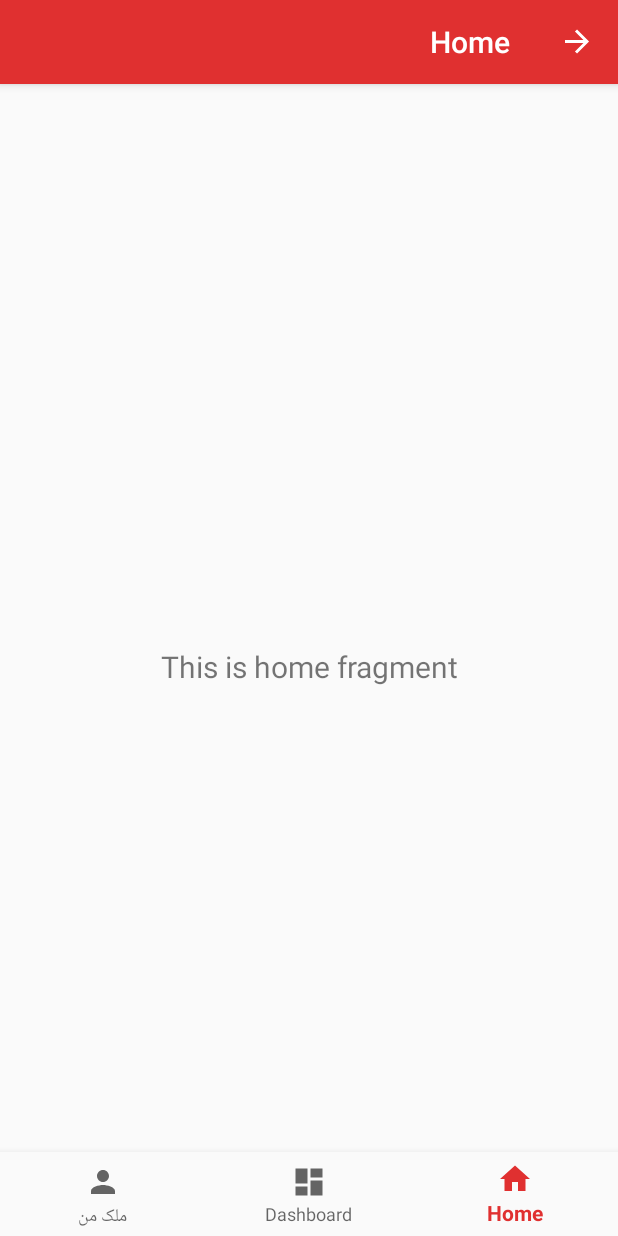
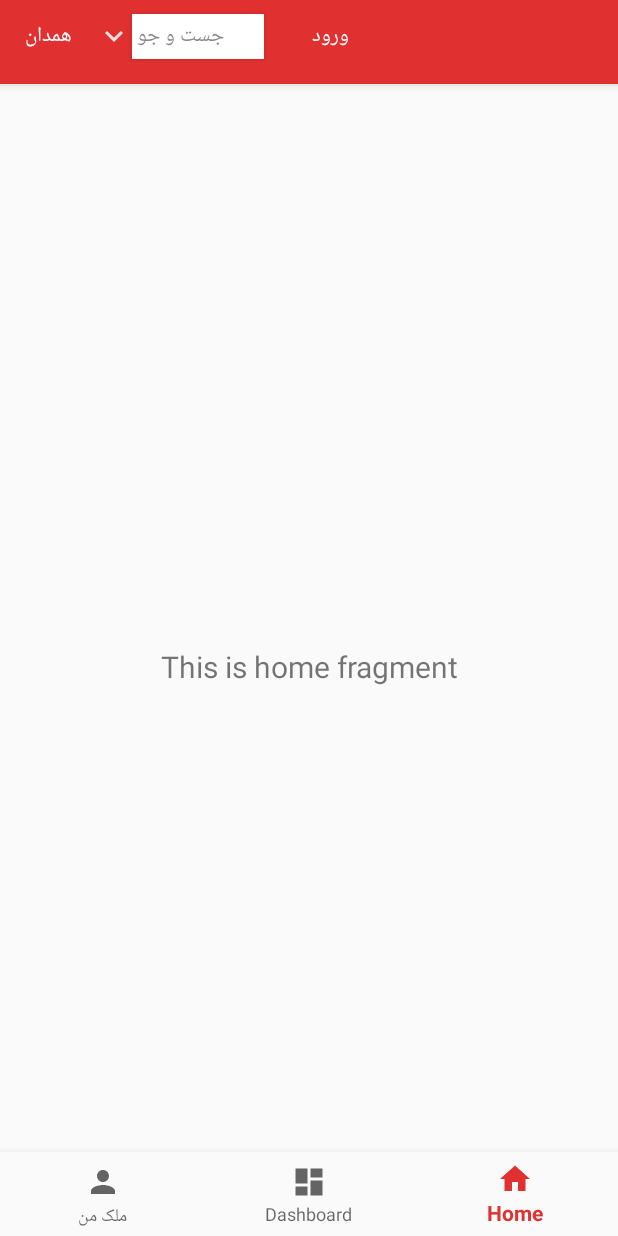
Before and after one commit to jalaldgr/real_estate_app, an Android app: the screen it shows after launch (MainActivity), on a phone screen of 412 x 824 dp. Run offline under Robolectric (Android 15) with nearby library versions, the phone set to English and light mode, and no system bars; our stand-ins replace navigation-ui.

Commit message:
add items to actionbar

```diff
--- a/app/src/main/java/ir/hamedanmelk/hamedanmelk/MainActivity.java
+++ b/app/src/main/java/ir/hamedanmelk/hamedanmelk/MainActivity.java
@@ -1,6 +1,9 @@
 package ir.hamedanmelk.hamedanmelk;
 
+import android.annotation.SuppressLint;
 import android.os.Bundle;
+import android.view.Menu;
+import android.view.MenuInflater;
 import android.view.MenuItem;
 import android.view.View;
 import android.widget.Toast;
@@ -9,6 +12,7 @@ import com.google.android.material.bottomnavigation.BottomNavigationView;
 
 import androidx.annotation.NonNull;
 import androidx.annotation.Nullable;
+import androidx.appcompat.app.ActionBar;
 import androidx.appcompat.app.AppCompatActivity;
 import androidx.navigation.NavAction;
 import androidx.navigation.NavController;
@@ -48,6 +52,18 @@ public class MainActivity extends AppCompatActivity {
                     navView.setVisibility(View.VISIBLE);
                 }
 
+                if(destination.getId() == R.id.navigation_home){
+                    ActionBar actionBar=getSupportActionBar();
+                    actionBar.setDisplayHomeAsUpEnabled(false);
+                    actionBar.setDisplayShowTitleEnabled(false);
+
+                }
+                else {
+                    ActionBar actionBar=getSupportActionBar();
+                    actionBar.setDisplayHomeAsUpEnabled(true);
+                    actionBar.setDisplayShowTitleEnabled(true);
+                }
+
 
             }
         });
@@ -57,6 +73,8 @@ public class MainActivity extends AppCompatActivity {
 
             }
         });
+
+
     }
 
     @Override
@@ -68,4 +86,11 @@ public class MainActivity extends AppCompatActivity {
         }
         return super.onOptionsItemSelected(item);
     }
+    @Override
+    public boolean onCreateOptionsMenu(Menu menu) {
+        MenuInflater inflater = getMenuInflater();
+        inflater.inflate(R.menu.options_menu, menu);
+        return true;
+    }
+
 }
--- /dev/null
+++ b/app/src/main/res/drawable/ic_baseline_keyboard_arrow_down_24.xml
@@ -0,0 +1,5 @@
+<vector android:alpha="0.85" android:height="24dp"
+    android:tint="?attr/colorControlNormal" android:viewportHeight="24"
+    android:viewportWidth="24" android:width="24dp" xmlns:android="http://schemas.android.com/apk/res/android">
+    <path android:fillColor="@android:color/white" android:pathData="M7.41,8.59L12,13.17l4.59,-4.58L18,10l-6,6 -6,-6 1.41,-1.41z"/>
+</vector>
--- /dev/null
+++ b/app/src/main/res/drawable/ic_baseline_search_24.xml
@@ -0,0 +1,5 @@
+<vector android:alpha="0.85" android:height="24dp"
+    android:tint="?attr/colorControlNormal" android:viewportHeight="24"
+    android:viewportWidth="24" android:width="24dp" xmlns:android="http://schemas.android.com/apk/res/android">
+    <path android:fillColor="@android:color/white" android:pathData="M15.5,14h-0.79l-0.28,-0.27C15.41,12.59 16,11.11 16,9.5 16,5.91 13.09,3 9.5,3S3,5.91 3,9.5 5.91,16 9.5,16c1.61,0 3.09,-0.59 4.23,-1.57l0.27,0.28v0.79l5,4.99L20.49,19l-4.99,-5zM9.5,14C7.01,14 5,11.99 5,9.5S7.01,5 9.5,5 14,7.01 14,9.5 11.99,14 9.5,14z"/>
+</vector>
--- /dev/null
+++ b/app/src/main/res/layout/login_action_bar.xml
@@ -0,0 +1,40 @@
+<?xml version="1.0" encoding="utf-8"?>
+
+
+    <LinearLayout
+        xmlns:android="http://schemas.android.com/apk/res/android"
+        xmlns:app="http://schemas.android.com/apk/res-auto"
+        xmlns:tools="http://schemas.android.com/tools"
+        android:layout_width="match_parent"
+        android:layout_height="match_parent"
+        android:orientation="horizontal">
+
+    <Button
+        android:id="@+id/button3"
+        android:layout_width="0dp"
+        android:layout_height="wrap_content"
+        android:layout_weight="0.17"
+        android:background="#00ffffff"
+        android:text="ورود" />
+
+    <Button
+        android:id="@+id/button4"
+        android:layout_width="0dp"
+        android:layout_height="30dp"
+        android:layout_weight="0.66"
+        android:background="#FFFFFF"
+        android:drawableRight="@drawable/ic_baseline_search_24"
+        android:text="جست و جو"
+        android:textColor="#B45C5555" />
+
+    <Button
+        android:id="@+id/button2"
+        android:layout_width="0dp"
+        android:layout_height="wrap_content"
+        android:layout_weight="0.17"
+        android:background="#00FFFFFF"
+        android:drawableRight="@drawable/ic_baseline_keyboard_arrow_down_24"
+        android:text="همدان" />
+
+
+</LinearLayout>
--- /dev/null
+++ b/app/src/main/res/menu/options_menu.xml
@@ -0,0 +1,20 @@
+<?xml version="1.0" encoding="utf-8"?>
+<menu xmlns:app="http://schemas.android.com/apk/res-auto"
+
+    xmlns:android="http://schemas.android.com/apk/res/android">
+
+    <item
+        app:actionLayout="@layout/login_action_bar"
+        app:showAsAction="always"
+        />
+
+<!--    <item-->
+<!--        app:actionLayout="@layout/search_action_bar"-->
+<!--        app:showAsAction="always"-->
+<!--        />-->
+
+<!--    <item android:id="@+id/cities_action_bar"-->
+<!--        app:actionLayout="@layout/cities_list_action_bar"-->
+<!--        app:showAsAction="always"-->
+<!--        />-->
+</menu>
--- a/app/src/main/res/values/strings.xml
+++ b/app/src/main/res/values/strings.xml
@@ -21,6 +21,8 @@
     <string name="no_internet_error_title">اینترنت وصل نیست</string>
     <string name="no_internet_error_description">لطفا اتصال اینترنت را چک نموده و دوباره تلاش کنید</string>
     <string name="no_internet_error_retry">تلاش دوباره</string>
+    <string name="app_bar_search_title">جست و جو</string>
+    <string name="app_bar_cities_list">همدان</string>
     <!-- Preference Titles -->
     <string name="messages_header">Messages</string>
     <string name="sync_header">Sync</string>
```
Also changed, not shown: app/src/main/res/layout/cities_list_action_bar.xml (added, +22 -0 lines), app/src/main/res/layout/search_action_bar.xml (added, +18 -0 lines).
